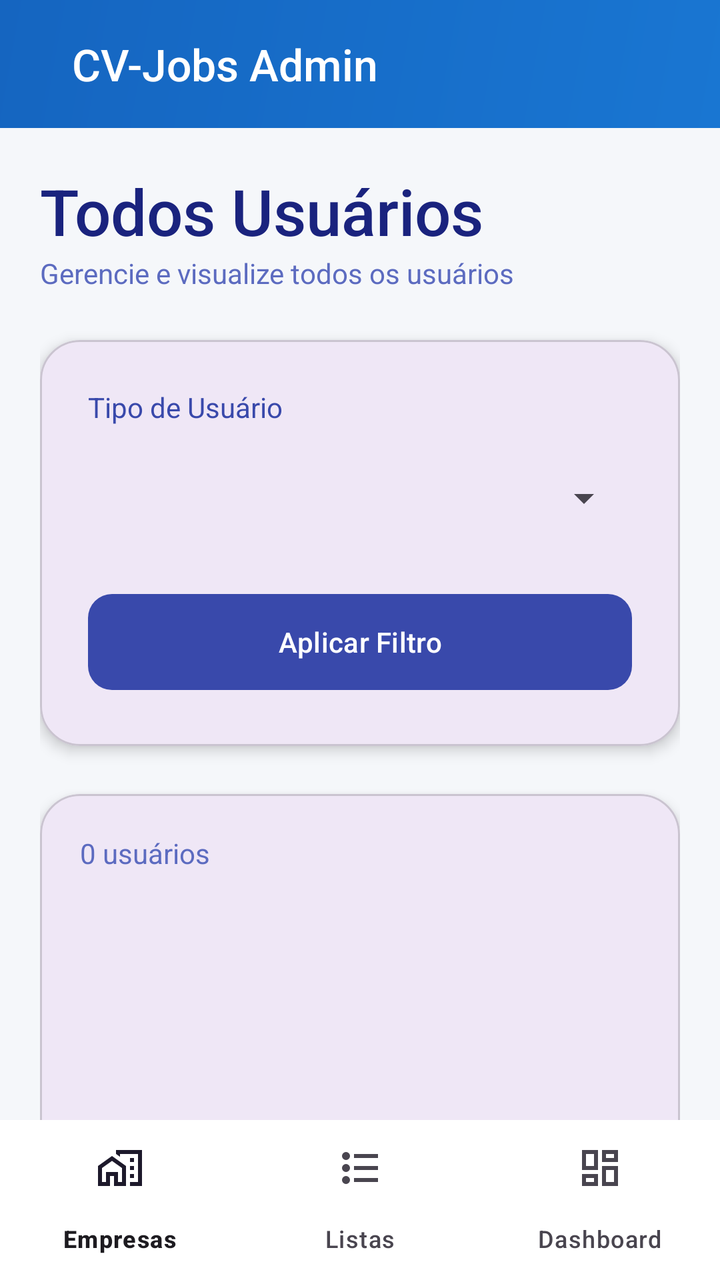
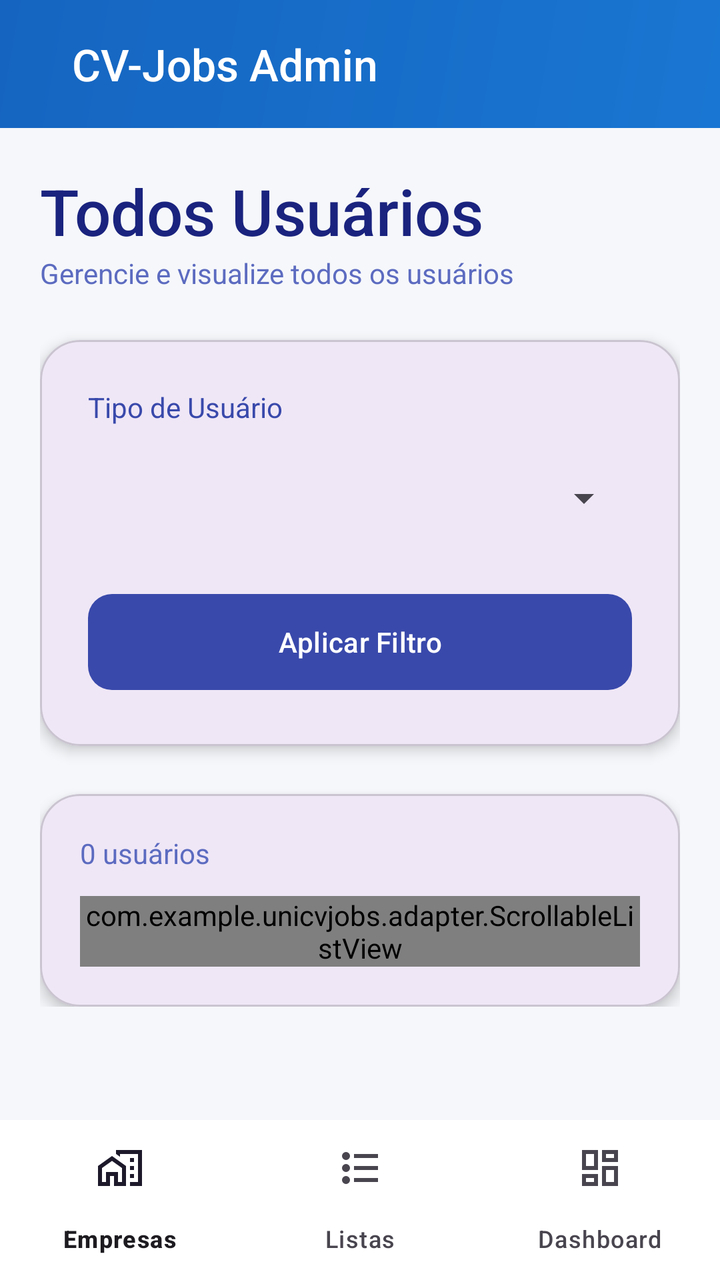

Two renders of the same Android screen: before a commit and after it. Below are the layout's source before the change and the commit's diff.
<!-- AndroidManifest.xml: application theme Theme.UnicvJobs -->
<!-- res/layout/activity_listas.xml -->
<?xml version="1.0" encoding="utf-8"?>
<LinearLayout xmlns:android="http://schemas.android.com/apk/res/android"
    xmlns:app="http://schemas.android.com/apk/res-auto"
    xmlns:tools="http://schemas.android.com/tools"
    android:id="@+id/main"
    android:layout_width="match_parent"
    android:layout_height="match_parent"
    android:orientation="vertical"
    android:background="#F5F7FA"
    android:fitsSystemWindows="true"
    tools:context=".admin.Listas">

    <com.google.android.material.appbar.MaterialToolbar
        android:layout_width="match_parent"
        android:layout_height="?attr/actionBarSize"
        android:background="@drawable/toolbar_gradient"
        android:elevation="8dp"
        app:titleTextColor="#FFFFFF">

        <LinearLayout
            android:layout_width="match_parent"
            android:layout_height="match_parent"
            android:orientation="horizontal"
            android:gravity="center_vertical"
            android:paddingStart="20dp"
            android:paddingEnd="20dp">

            <TextView
                android:layout_width="0dp"
                android:layout_height="wrap_content"
                android:layout_weight="1"
                android:text="CV-Jobs Admin"
                android:textSize="22sp"
                android:textColor="#FFFFFF"
                android:fontFamily="sans-serif-medium" />
        </LinearLayout>
    </com.google.android.material.appbar.MaterialToolbar>

    <androidx.core.widget.NestedScrollView
        android:layout_width="match_parent"
        android:layout_height="0dp"
        android:layout_weight="1"
        android:clipToPadding="false"
        android:padding="20dp">

        <LinearLayout
            android:layout_width="match_parent"
            android:layout_height="wrap_content"
            android:orientation="vertical">

            <LinearLayout
                android:layout_width="match_parent"
                android:layout_height="wrap_content"
                android:orientation="vertical"
                android:layout_marginBottom="24dp">

                <TextView
                    android:layout_width="match_parent"
                    android:layout_height="wrap_content"
                    android:text="Todos Usuários"
                    android:textSize="32sp"
                    android:textColor="#1A237E"
                    android:fontFamily="sans-serif-medium"/>

                <TextView
                    android:layout_width="match_parent"
                    android:layout_height="wrap_content"
                    android:text="Gerencie e visualize todos os usuários"
                    android:textSize="14sp"
                    android:textColor="#5C6BC0"/>
            </LinearLayout>

            <com.google.android.material.card.MaterialCardView
                android:layout_width="match_parent"
                android:layout_height="wrap_content"
                app:cardCornerRadius="20dp"
                app:cardElevation="4dp"
                android:layout_marginBottom="24dp">

                <LinearLayout
                    android:layout_width="match_parent"
                    android:layout_height="wrap_content"
                    android:orientation="vertical"
                    android:padding="24dp">

                    <TextView
                        android:layout_width="match_parent"
                        android:layout_height="wrap_content"
                        android:text="Tipo de Usuário"
                        android:textSize="14sp"
                        android:textColor="#3949AB"
                        android:layout_marginBottom="8dp"/>

                    <Spinner
                        android:id="@+id/spinnerTipo"
                        android:layout_width="match_parent"
                        android:layout_height="56dp"
                        android:layout_marginBottom="16dp" />

                    <com.google.android.material.button.MaterialButton
                        android:id="@+id/buttonFiltro"
                        android:layout_width="match_parent"
                        android:layout_height="56dp"
                        android:text="Aplicar Filtro"
                        app:cornerRadius="12dp"
                        app:backgroundTint="#3949AB"/>
                </LinearLayout>
            </com.google.android.material.card.MaterialCardView>

            <com.google.android.material.card.MaterialCardView
                android:id="@+id/list_card"
                android:layout_width="match_parent"
                android:layout_height="wrap_content"
                app:cardCornerRadius="20dp"
                app:cardElevation="4dp">

                <LinearLayout
                    android:layout_width="match_parent"
                    android:layout_height="wrap_content"
                    android:orientation="vertical"
                    android:padding="20dp">

                    <TextView
                        android:id="@+id/textResultCount"
                        android:layout_width="wrap_content"
                        android:layout_height="wrap_content"
                        android:text="0 usuários"
                        android:textColor="#5C6BC0"
                        android:layout_marginBottom="12dp"/>

                    <ListView
                        android:id="@+id/listaUsers"
                        android:layout_width="match_parent"
                        android:layout_height="500dp"
                        android:divider="#EEEEEE"
                        android:dividerHeight="1dp" />

                    <LinearLayout
                        android:id="@+id/emptyStateView"
                        android:layout_width="match_parent"
                        android:layout_height="wrap_content"
                        android:orientation="vertical"
                        android:gravity="center"
                        android:padding="40dp"
                        android:visibility="gone">

                        <ImageView
                            android:layout_width="60dp"
                            android:layout_height="60dp"
                            android:src="@android:drawable/ic_menu_search"
                            android:layout_marginBottom="8dp"/>

                        <TextView
                            android:layout_width="wrap_content"
                            android:layout_height="wrap_content"
                            android:text="Nenhum usuário encontrado" />
                    </LinearLayout>
                </LinearLayout>
            </com.google.android.material.card.MaterialCardView>
        </LinearLayout>
    </androidx.core.widget.NestedScrollView>

    <com.google.android.material.bottomnavigation.BottomNavigationView
        android:id="@+id/nav_bar_admin"
        android:layout_width="match_parent"
        android:layout_height="wrap_content"
        android:background="#FFFFFF"
        app:menu="@menu/admin_nav_bar" />

</LinearLayout>
<!-- resources referenced by this layout -->
<resources>
  <!-- drawable toolbar_gradient (drawable) -->
  <shape xmlns:android="http://schemas.android.com/apk/res/android">
      <gradient
          android:startColor="#1976D2"
          android:endColor="#1565C0"
          android:angle="135"/>
      <corners android:radius="0dp"/>
  </shape>
  <style name="Theme.UnicvJobs" parent="Base.Theme.UnicvJobs" />
  <style name="Base.Theme.UnicvJobs" parent="Theme.Material3.DayNight.NoActionBar">
          
          
      </style>
</resources>

<!-- the commit's change to res/layout/activity_listas.xml (unified diff, before → after) -->
@@ -128,10 +128,10 @@
                         android:textColor="#5C6BC0"
                         android:layout_marginBottom="12dp"/>
 
-                    <ListView
+                    <com.example.unicvjobs.adapter.ScrollableListView
                         android:id="@+id/listaUsers"
                         android:layout_width="match_parent"
-                        android:layout_height="500dp"
+                        android:layout_height="wrap_content"
                         android:divider="#EEEEEE"
                         android:dividerHeight="1dp" />
 
